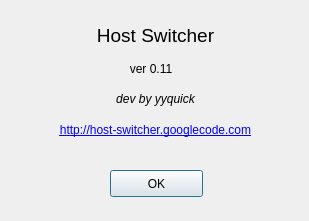
yyquick/host-switcher, file about_dialog.ui: the form before one commit.
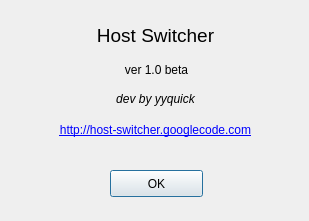
The form after the commit. Icons and pictures are not drawn.

What changed in the file:
```diff
--- a/about_dialog.ui
+++ b/about_dialog.ui
@@ -70,14 +70,14 @@
   <widget class="QLabel" name="label_2">
    <property name="geometry">
     <rect>
-     <x>120</x>
+     <x>71</x>
      <y>60</y>
-     <width>62</width>
-     <height>17</height>
+     <width>171</width>
+     <height>20</height>
     </rect>
    </property>
    <property name="text">
-    <string>ver 0.11</string>
+    <string>ver 1.0 beta</string>
    </property>
    <property name="alignment">
     <set>Qt::AlignCenter</set>
```
